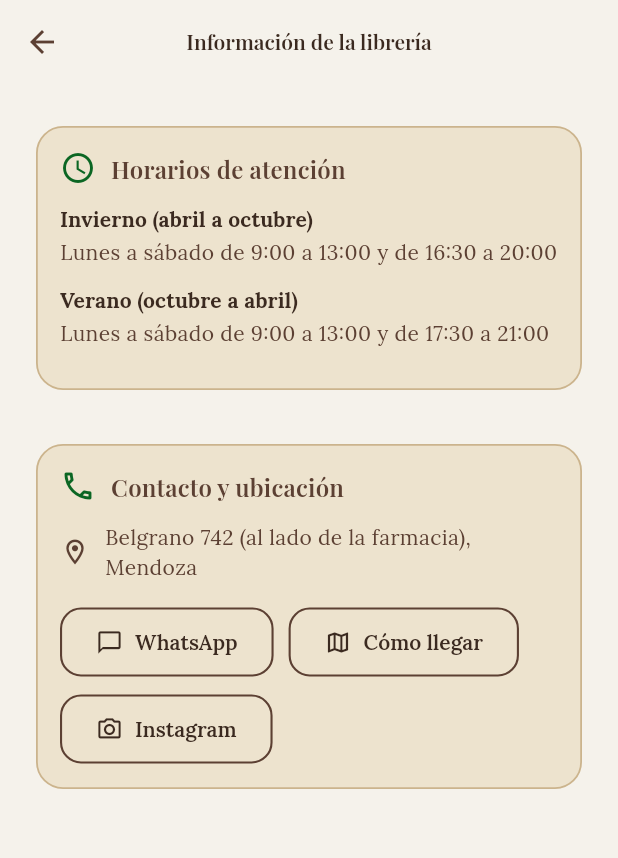
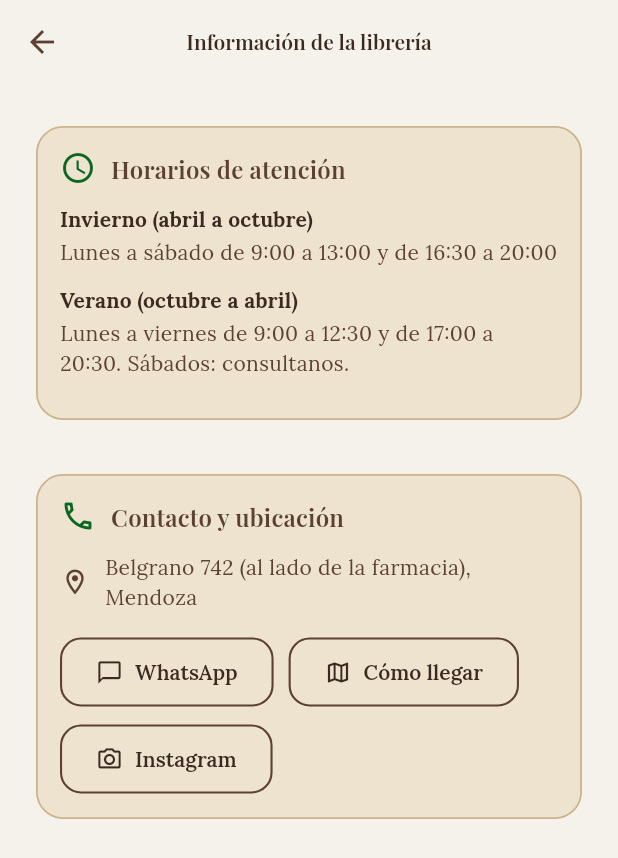
Before and after one commit to LucianoMalancaTorrez/libreria-central, a Flutter app: the InformacionScreen screen opened directly, on a phone screen of 412 x 824 dp. Shown: the top 858 px of the screen. Run offline on Flutter 3.47's test engine with Material 3 defaults, Android fonts, the phone set to English and light mode, and no system bars; our stand-ins replace cloud_firestore, connectivity_plus, firebase_auth, firebase_core, firebase_messaging, flutter_local_notifications and 6 more; missing offline and left inert: workmanager; accounts and stored records are empty; statements that could not run were skipped.

Commit message:
Datos confirmados por Amelia: Instagram, club a las 18 y horario de verano
Co-Authored-By: Claude Sonnet 5.5 <noreply@anthropic.com>

```diff
--- a/lib/core/config/libreria_config.dart
+++ b/lib/core/config/libreria_config.dart
@@ -6,11 +6,12 @@ class LibreriaConfig {
   static const apodo = '«lo de Amelia»';
   static const direccion = 'Belgrano 742 (al lado de la farmacia), Mendoza';
 
-  // PENDIENTE: número de ejemplo; Amelia entrega el real en persona.
+  // PENDIENTE: número de ejemplo. Amelia ya envió el suyo; falta confirmar
+  // que se pueda publicar, porque el repositorio y la web son públicos.
   static const telefonoWhatsApp = '5492610000000';
 
-  // PENDIENTE: confirmar el usuario exacto con Valentina.
-  static const usuarioInstagram = 'libreriacentral_';
+  // PENDIENTE: así lo escribió Amelia; confirmar si es "amalia" o "amelia".
+  static const usuarioInstagram = 'lalibreriadeamalia';
 
   static const descuentoEscolar = 10;
   static const vigenciaConvenio = 'marzo a diciembre';
--- a/lib/data/services/avisos_dispositivo.dart
+++ b/lib/data/services/avisos_dispositivo.dart
@@ -2,6 +2,7 @@ import 'dart:async';
 
 import 'package:flutter_local_notifications/flutter_local_notifications.dart';
 import 'package:libreria/core/plataforma/politicas.dart';
+import 'package:libreria/domain/logic/club_lectura.dart';
 import 'package:libreria/domain/logic/recordatorio.dart';
 import 'package:libreria/domain/services/avisos.dart';
 import 'package:permission_handler/permission_handler.dart';
@@ -137,7 +138,7 @@ class ServicioAvisosDispositivo implements ServicioAvisos {
     await _plugin.zonedSchedule(
       id: _idSemanal,
       title: 'Hoy hay club de lectura',
-      body: 'Te esperamos en Librería Central, Belgrano 742.',
+      body: 'Te esperamos a las $horaClubLectura en Belgrano 742.',
       scheduledDate: _enZona(zona, proximo),
       notificationDetails: _detalles,
       androidScheduleMode: AndroidScheduleMode.inexactAllowWhileIdle,
--- a/lib/domain/logic/club_lectura.dart
+++ b/lib/domain/logic/club_lectura.dart
@@ -1,5 +1,6 @@
 /// El club de lectura se reúne los jueves.
-/// PENDIENTE: Amelia todavía no indicó el horario.
+/// Horario confirmado por Amelia.
+const horaClubLectura = '18:00';
 const diaClubLectura = DateTime.thursday;
 
 bool esDiaDeClub(DateTime fecha) => fecha.weekday == diaClubLectura;
--- a/lib/domain/models/horario_atencion.dart
+++ b/lib/domain/models/horario_atencion.dart
@@ -24,8 +24,8 @@ class HorarioTemporada {
 
   List<int> toList() => [manana.desde, manana.hasta, tarde.desde, tarde.hasta];
 
-  String get texto =>
-      'Lunes a sábado de ${Turno.hora(manana.desde)} a '
+  String texto([String dias = 'Lunes a sábado']) =>
+      '$dias de ${Turno.hora(manana.desde)} a '
       '${Turno.hora(manana.hasta)} y de ${Turno.hora(tarde.desde)} a '
       '${Turno.hora(tarde.hasta)}';
 }
@@ -34,15 +34,16 @@ class Horarios {
   const Horarios({required this.invierno, required this.verano});
 
   /// Horarios confirmados por Amelia.
-  /// PENDIENTE: la mañana de verano se supuso igual a la de invierno.
+  /// PENDIENTE: para el verano Amelia dijo "lunes a viernes"; falta saber
+  /// qué pasa los sábados. Mientras, se calculan igual que los otros días.
   static const habituales = Horarios(
     invierno: HorarioTemporada(
       manana: Turno(9 * 60, 13 * 60),
       tarde: Turno(16 * 60 + 30, 20 * 60),
     ),
     verano: HorarioTemporada(
-      manana: Turno(9 * 60, 13 * 60),
-      tarde: Turno(17 * 60 + 30, 21 * 60),
+      manana: Turno(9 * 60, 12 * 60 + 30),
+      tarde: Turno(17 * 60, 20 * 60 + 30),
     ),
   );
 
--- a/lib/presentation/eventos/widgets/pestana_encuentros.dart
+++ b/lib/presentation/eventos/widgets/pestana_encuentros.dart
@@ -52,8 +52,7 @@ class PestanaEncuentros extends StatelessWidget {
       padding: const EdgeInsets.all(16),
       children: [
         const Text(
-          'Nos juntamos los jueves en el local. Consultá el horario por '
-          'WhatsApp.',
+          'Nos juntamos los jueves a las $horaClubLectura en el local.',
         ),
         const SizedBox(height: 12),
         for (final fecha in proximosEncuentros(DateTime.now()))
--- a/lib/presentation/informacion/informacion_screen.dart
+++ b/lib/presentation/informacion/informacion_screen.dart
@@ -74,7 +74,10 @@ class _InformacionScreenState extends State<InformacionScreen> {
                   padding: const EdgeInsets.only(bottom: 12),
                   child: FilaHorario(
                     temporada: temporada,
-                    horario: horario.texto,
+                    horario: horario == _viewModel.horarios.verano
+                        ? '${horario.texto('Lunes a viernes')}. '
+                              'Sábados: consultanos.'
+                        : horario.texto(),
                   ),
                 ),
             ],
```
Also changed, not shown: 1 other file.
